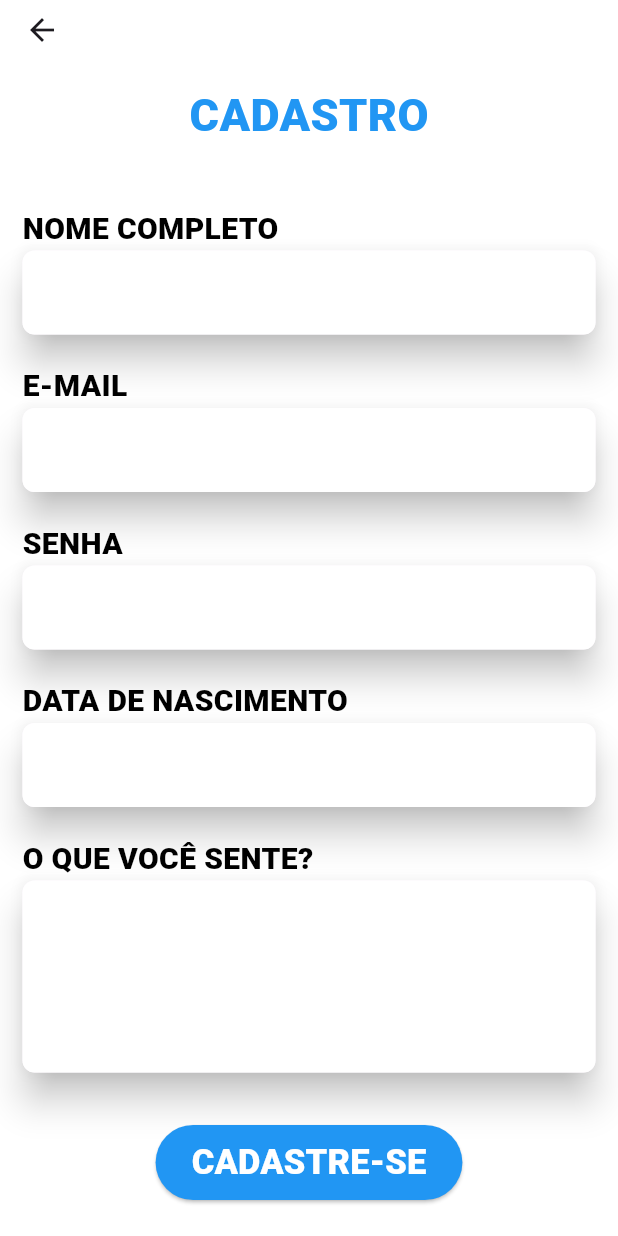
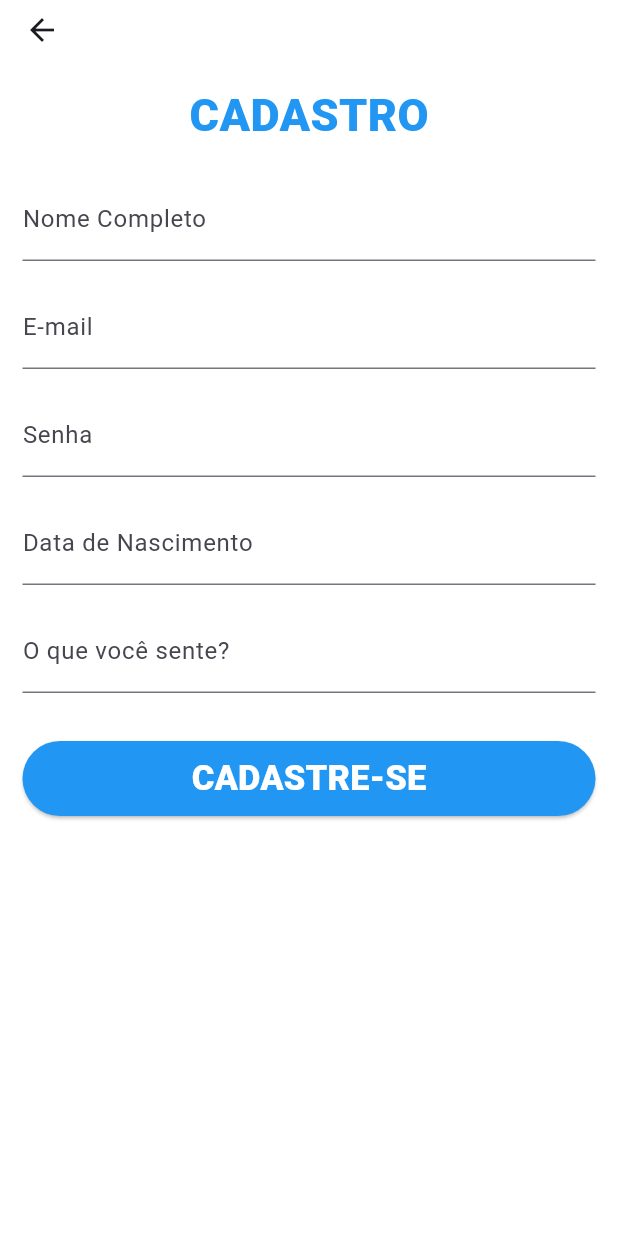
Before and after one commit to Yuri-C-Araujo/RespireMais, a Flutter app: the Cadastro screen opened directly, on a phone screen of 412 x 824 dp. Run offline on Flutter 3.47's test engine with Material 3 defaults, Android fonts, the light colour scheme and no system bars; our stand-ins replace mask_text_input_formatter, shared_preferences, sqflite; accounts and stored records are empty.

Commit message:
Tela de carregamento e mudanças na tela de login e cadastro.

```diff
--- a/lib/cadastro.dart
+++ b/lib/cadastro.dart
@@ -1,9 +1,8 @@
 import 'package:respire_mais/db/DadosUsu_dao.dart';
 import 'package:respire_mais/domain/DadosUsu.dart';
-
 import 'package:flutter/material.dart';
 import 'package:respire_mais/login.dart';
-import 'package:respire_mais/menu.dart';
+import 'package:mask_text_input_formatter/mask_text_input_formatter.dart';
 
 class Cadastro extends StatefulWidget {
   const Cadastro({super.key});
@@ -18,12 +17,60 @@ class _CadastroState extends State<Cadastro> {
   TextEditingController senhaController = TextEditingController();
   TextEditingController dataNascController = TextEditingController();
   TextEditingController oqSenteController = TextEditingController();
+  bool _isLoading = false;
+
+  final maskFormatter = MaskTextInputFormatter(
+    mask: '##/##/####',
+    filter: {"#": RegExp(r'[0-9]')},
+  );
+
+  void _fazerCadastro() async {
+    // ... (sua função _fazerCadastro continua a mesma)
+    FocusScope.of(context).unfocus();
+    if (nomeController.text.isEmpty ||
+        emailController.text.isEmpty ||
+        senhaController.text.isEmpty) {
+      ScaffoldMessenger.of(context).showSnackBar(
+        const SnackBar(
+          content: Text('Por favor, preencha nome, e-mail e senha.'),
+        ),
+      );
+      return;
+    }
+    setState(() {
+      _isLoading = true;
+    });
+    await Future.delayed(const Duration(seconds: 1));
+    DadosUsu dadosUsu = DadosUsu(
+      nome: nomeController.text.trim(),
+      email: emailController.text.trim(),
+      senha: senhaController.text.trim(),
+      dataNasc: dataNascController.text.trim(),
+      oqSente: oqSenteController.text.trim(),
+    );
+    await DadosUsuDao().salvar(dadosUsu);
+    if (!mounted) return;
+    ScaffoldMessenger.of(context).showSnackBar(
+      const SnackBar(content: Text('Cadastro efetuado com sucesso!')),
+    );
+    Navigator.pushReplacement(
+      context,
+      MaterialPageRoute(builder: (context) => const Login()),
+    );
+  }
 
   @override
   Widget build(BuildContext context) {
+    // Dica: Crie uma decoração base para reutilizar
+    const inputDecorationAzul = InputDecoration(
+      floatingLabelStyle: TextStyle(color: Colors.blue),
+      focusedBorder: UnderlineInputBorder(
+        borderSide: BorderSide(color: Colors.blue, width: 2.0),
+      ),
+    );
+
     return Scaffold(
       backgroundColor: Colors.white,
-
       appBar: AppBar(
         toolbarHeight: 40,
         backgroundColor: Colors.white,
@@ -32,9 +79,9 @@ class _CadastroState extends State<Cadastro> {
       ),
       body: SafeArea(
         child: ListView(
-          padding: EdgeInsets.all(15),
+          padding: const EdgeInsets.all(15),
           children: [
-            Center(
+            const Center(
               child: Text(
                 'CADASTRO',
                 style: TextStyle(
@@ -44,185 +91,61 @@ class _CadastroState extends State<Cadastro> {
                 ),
               ),
             ),
-            const SizedBox(height: 40),
-            Row(
-              children: [
-                Text(
-                  'NOME COMPLETO',
-                  style: TextStyle(
-                    fontSize: 20,
-                    color: Colors.black,
-                    fontWeight: FontWeight.w900,
+            const SizedBox(height: 20),
+            TextFormField(
+              controller: nomeController,
+              cursorColor: Colors.blue,
+              // Reutilizando o estilo e adicionando o labelText
+              decoration: inputDecorationAzul.copyWith(
+                labelText: 'Nome Completo',
               ),
             ),
-              ],
+            const SizedBox(height: 16),
+            TextFormField(
+              controller: emailController,
+              cursorColor: Colors.blue,
+              decoration: inputDecorationAzul.copyWith(labelText: 'E-mail'),
             ),
-            Material(
-              elevation: 10,
-              borderRadius: BorderRadius.circular(8),
-              child: TextField(
-                controller: nomeController,
-                decoration: InputDecoration(
-                  border: OutlineInputBorder(
-                    borderRadius: BorderRadius.circular(8),
-                    borderSide: BorderSide.none,
+            const SizedBox(height: 16),
+            TextFormField(
+              controller: senhaController,
+              obscureText: true,
+              cursorColor: Colors.blue,
+              decoration: inputDecorationAzul.copyWith(labelText: 'Senha'),
             ),
-                  filled: true,
-                  fillColor: Colors.white,
+            const SizedBox(height: 16),
+            TextFormField(
+              controller: dataNascController,
+              inputFormatters: [maskFormatter],
+              keyboardType: TextInputType.number,
+              cursorColor: Colors.blue,
+              decoration: inputDecorationAzul.copyWith(
+                labelText: 'Data de Nascimento',
+                hintText: 'DD/MM/AAAA',
               ),
             ),
-            ),
-            const SizedBox(height: 20),
-            Row(
-              children: [
-                Text(
-                  'E-MAIL',
-                  style: TextStyle(
-                    fontSize: 20,
-                    color: Colors.black,
-                    fontWeight: FontWeight.w900,
+            const SizedBox(height: 16),
+            TextFormField(
+              controller: oqSenteController,
+              cursorColor: Colors.blue,
+              decoration: inputDecorationAzul.copyWith(
+                labelText: 'O que você sente?',
               ),
             ),
-              ],
-            ),
-            Material(
-              elevation: 10,
-              borderRadius: BorderRadius.circular(8),
-              child: TextField(
-                controller: emailController,
-                decoration: InputDecoration(
-                  border: OutlineInputBorder(
-                    borderRadius: BorderRadius.circular(8),
-                    borderSide: BorderSide.none,
-                  ),
-                  filled: true,
-                  fillColor: Colors.white,
-                ),
-              ),
-            ),
-            const SizedBox(height: 20),
-            Row(
-              children: [
-                Text(
-                  'SENHA',
-                  style: TextStyle(
-                    fontSize: 20,
-                    color: Colors.black,
-                    fontWeight: FontWeight.w900,
-                  ),
-                ),
-              ],
-            ),
-            Material(
-              elevation: 10,
-              borderRadius: BorderRadius.circular(8),
-              child: TextField(
-                controller: senhaController,
-                obscureText: true,
-                decoration: InputDecoration(
-                  border: OutlineInputBorder(
-                    borderRadius: BorderRadius.circular(8),
-                    borderSide: BorderSide.none,
-                  ),
-                  filled: true,
-                  fillColor: Colors.white,
-                ),
-              ),
-            ),
-            const SizedBox(height: 20),
-            Row(
-              children: [
-                Text(
-                  'DATA DE NASCIMENTO',
-                  style: TextStyle(
-                    fontSize: 20,
-                    color: Colors.black,
-                    fontWeight: FontWeight.w900,
-                  ),
-                ),
-              ],
-            ),
-            Material(
-              elevation: 10,
-              borderRadius: BorderRadius.circular(8),
-              child: TextField(
-                controller: dataNascController,
-                decoration: InputDecoration(
-                  border: OutlineInputBorder(
-                    borderRadius: BorderRadius.circular(8),
-                    borderSide: BorderSide.none,
-                  ),
-                  filled: true,
-                  fillColor: Colors.white,
-                ),
-              ),
-            ),
-            const SizedBox(height: 20),
-            Row(
-              children: [
-                Text(
-                  'O QUE VOCÊ SENTE?',
-                  style: TextStyle(
-                    fontSize: 20,
-                    color: Colors.black,
-                    fontWeight: FontWeight.w900,
-                  ),
-                ),
-              ],
-            ),
-            Material(
-              elevation: 10,
-              borderRadius: BorderRadius.circular(8),
-              child: TextField(
-                controller: oqSenteController,
-                maxLines: 4,
-                decoration: InputDecoration(
-                  border: OutlineInputBorder(
-                    borderRadius: BorderRadius.circular(8),
-                    borderSide: BorderSide.none,
-                  ),
-                  filled: true,
-                  fillColor: Colors.white,
-                ),
-              ),
-            ),
-            const SizedBox(height: 35),
-            Row(
-              mainAxisAlignment: MainAxisAlignment.center,
-              children: [
+            const SizedBox(height: 32),
+            // ... (resto do seu código do botão)
             ElevatedButton(
-                  onPressed: () async {
-                    String nome = nomeController.text.trim();
-                    String email = emailController.text.trim();
-                    String senha = senhaController.text.trim();
-                    String dataNasc = dataNascController.text.trim();
-                    String oqSente = oqSenteController.text.trim();
-
-                    DadosUsu dadosUsu = DadosUsu(
-                      nome: nome,
-                      email: email,
-                      senha: senha,
-                      dataNasc: dataNasc,
-                      oqSente: oqSente,
-                    );
-
-                    await DadosUsuDao().salvar(dadosUsu);
-                    await DadosUsuDao().listarCadastroUsuario();
-                    ScaffoldMessenger.of(context).showSnackBar(
-                      SnackBar(content: Text('Cadastro efetuado com sucesso!')),
-                    );
-                    Navigator.pushReplacement(
-                      context,
-                      MaterialPageRoute(builder: (context) => Login()),
-                    );
-                  },
+              onPressed: _isLoading ? null : _fazerCadastro,
               style: ElevatedButton.styleFrom(
                 backgroundColor: Colors.blue,
-                    foregroundColor: Colors.blue,
-                    minimumSize: Size(80, 50),
+                foregroundColor: Colors.white,
+                minimumSize: const Size(80, 50),
               ),
               child: Center(
-                    child: Text(
+                child:
+                    _isLoading
+                        ? const CircularProgressIndicator(color: Colors.white)
+                        : const Text(
                           'CADASTRE-SE',
                           style: TextStyle(
                             fontSize: 23,
@@ -234,8 +157,6 @@ class _CadastroState extends State<Cadastro> {
             ),
           ],
         ),
-          ],
-        ),
       ),
     );
   }
--- a/pubspec.yaml
+++ b/pubspec.yaml
@@ -33,6 +33,8 @@ dependencies:
   flutter:
     sdk: flutter
   shared_preferences:
+  mask_text_input_formatter: ^2.9.0
+  dio:
 
   # The following adds the Cupertino Icons font to your application.
   # Use with the CupertinoIcons class for iOS style icons.
```
Also changed, not shown: lib/login.dart (+95 -124 lines), lib/splash_page.dart (+2 -8 lines), pubspec.lock. Lines whose indentation alone changed are shown as unchanged.
